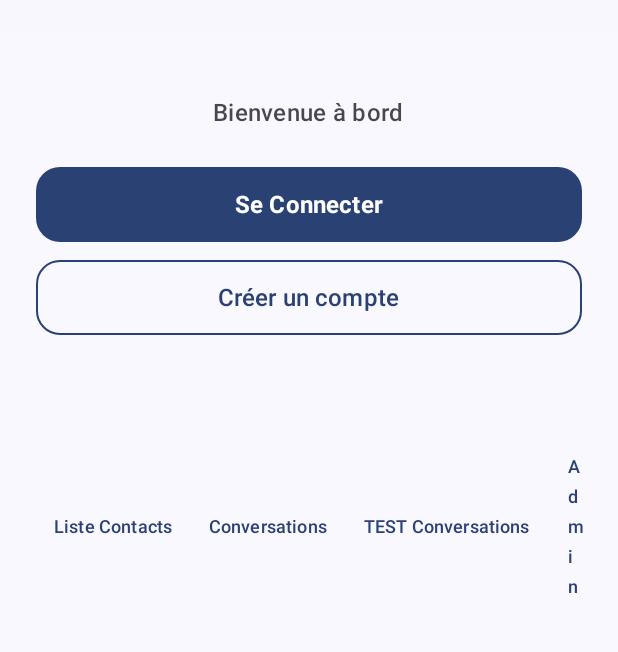
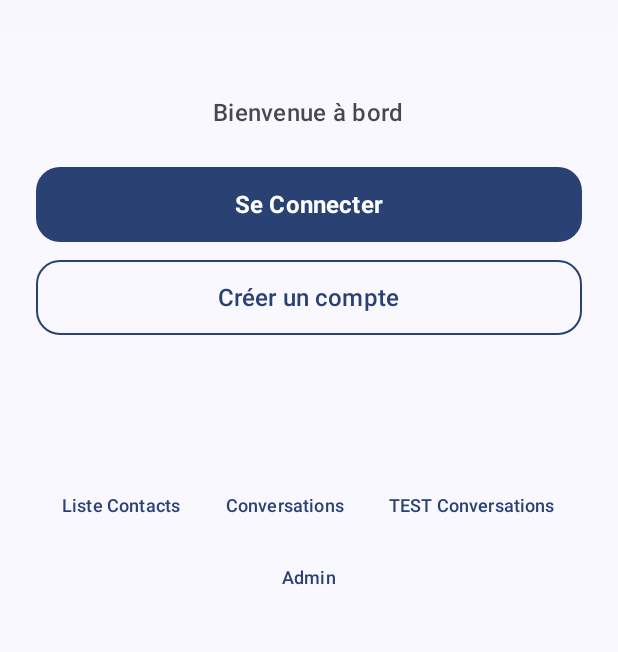
Before and after one commit to Durionleponey/SubmarineMobile, an Android app built with Jetpack Compose: the screen it shows after launch (MainActivity), on a phone screen of 412 x 824 dp, the part 562-1214 px from its top. Run offline under Robolectric (Android 15) with nearby library versions, the phone set to English and light mode, and no system bars.

Commit message:
petit changement homePage

```diff
--- a/frontend/app/src/main/java/com/example/submarine/screens/HomeScreen.kt
+++ b/frontend/app/src/main/java/com/example/submarine/screens/HomeScreen.kt
@@ -35,8 +35,10 @@ import androidx.compose.ui.res.painterResource
 import com.example.submarine.R
 import com.example.submarine.admin.AdminActivity
 import com.example.submarine.conversation.tests.ConversationTestActivity
+import androidx.compose.foundation.layout.ExperimentalLayoutApi
+import androidx.compose.foundation.layout.FlowRow
 
-
+@OptIn(ExperimentalLayoutApi::class)
 @Composable
 fun HomeScreen() {
     val context = LocalContext.current
@@ -117,13 +119,13 @@ fun HomeScreen() {
 
         // --- Note de bas de page ---
 
-        Row(
+        FlowRow(
             modifier = Modifier
                 .align(Alignment.BottomCenter) // Aligne la rangée en bas de la Box
                 .fillMaxWidth()
                 .padding(bottom = 16.dp),
             horizontalArrangement = Arrangement.SpaceEvenly,
-            verticalAlignment = Alignment.CenterVertically
+            verticalArrangement = Arrangement.Center
         ) {
             val context = LocalContext.current // Le contexte doit être redéfini ici ou passé en paramètre
             // Bouton pour la liste de contacts
```
